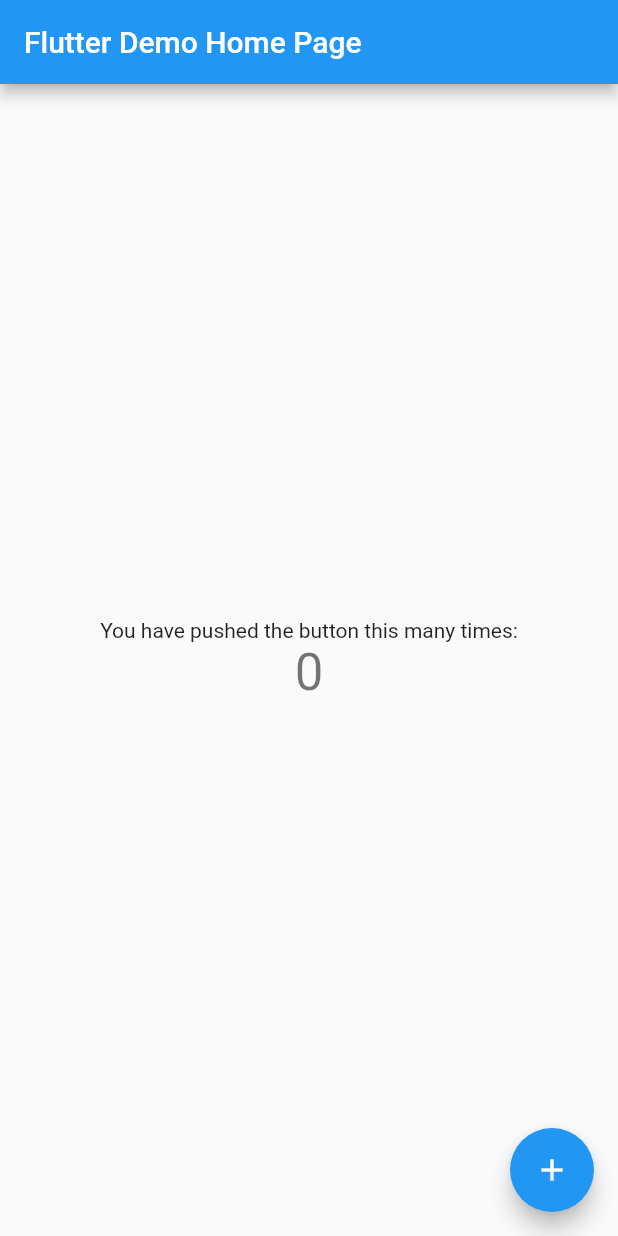
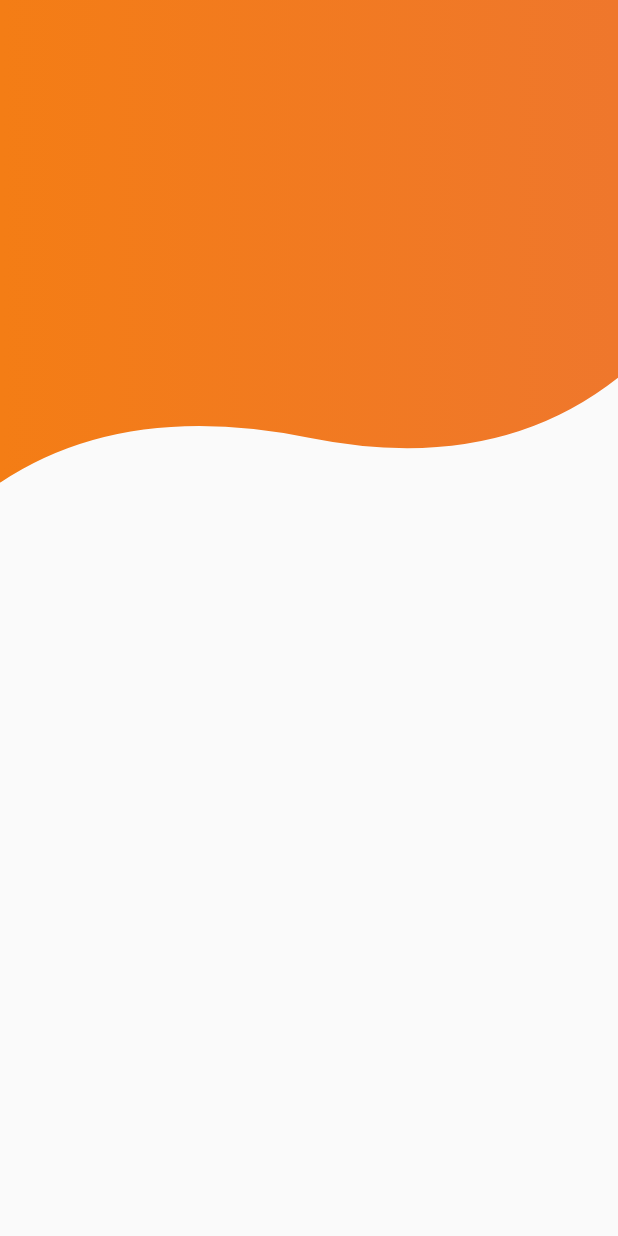
Before and after one commit to mnurtay/flutter_custom_clipper, a Flutter app: the screen it shows after launch, on a phone screen of 412 x 824 dp. Run offline on Flutter 3.47's test engine with Material 2 defaults, Android fonts, the phone set to English and light mode, and no system bars; our stand-ins replace flutter_screenutil.

Commit message:
Custom clipper done

```diff
--- /dev/null
+++ b/lib/custom_shape_clipper.dart
@@ -0,0 +1,34 @@
+import 'package:flutter/material.dart';
+
+class CustomShapeClipper extends CustomClipper<Path> {
+  @override
+  Path getClip(Size size) {
+    final Path path = Path();
+    path.lineTo(0.0, size.height);
+
+    var firstEndPoint = Offset(size.width * .5, size.height - 30);
+    var firstControlPoint = Offset(size.width * .2, size.height - 55);
+    path.quadraticBezierTo(
+      firstControlPoint.dx,
+      firstControlPoint.dy,
+      firstEndPoint.dx,
+      firstEndPoint.dy,
+    );
+    var secondEndPoint = Offset(size.width, size.height - 70);
+    var secondControlPoint = Offset(size.width * .8, size.height - 5);
+    path.quadraticBezierTo(
+      secondControlPoint.dx,
+      secondControlPoint.dy,
+      secondEndPoint.dx,
+      secondEndPoint.dy,
+    );
+
+    path.lineTo(size.width, size.height);
+    path.lineTo(size.width, 0.0);
+    path.close();
+    return path;
+  }
+
+  @override
+  bool shouldReclip(CustomClipper oldClipper) => true;
+}
--- a/lib/main.dart
+++ b/lib/main.dart
@@ -1,111 +1,59 @@
 import 'package:flutter/material.dart';
+import 'package:flutter_screenutil/flutter_screenutil.dart';
+import 'package:flutter_ui_example/custom_shape_clipper.dart';
 
 void main() => runApp(MyApp());
 
 class MyApp extends StatelessWidget {
-  // This widget is the root of your application.
   @override
   Widget build(BuildContext context) {
     return MaterialApp(
-      title: 'Flutter Demo',
-      theme: ThemeData(
-        // This is the theme of your application.
-        //
-        // Try running your application with "flutter run". You'll see the
-        // application has a blue toolbar. Then, without quitting the app, try
-        // changing the primarySwatch below to Colors.green and then invoke
-        // "hot reload" (press "r" in the console where you ran "flutter run",
-        // or simply save your changes to "hot reload" in a Flutter IDE).
-        // Notice that the counter didn't reset back to zero; the application
-        // is not restarted.
-        primarySwatch: Colors.blue,
-      ),
-      home: MyHomePage(title: 'Flutter Demo Home Page'),
+      title: 'Flight List Mock Up',
+      debugShowCheckedModeBanner: false,
+      home: HomeScreen(),
     );
   }
 }
 
-class MyHomePage extends StatefulWidget {
-  MyHomePage({Key key, this.title}) : super(key: key);
+Color firstColor = Color(0xFFF47D15);
+Color secondColor = Color(0xFFEF772C);
 
-  // This widget is the home page of your application. It is stateful, meaning
-  // that it has a State object (defined below) that contains fields that affect
-  // how it looks.
-
-  // This class is the configuration for the state. It holds the values (in this
-  // case the title) provided by the parent (in this case the App widget) and
-  // used by the build method of the State. Fields in a Widget subclass are
-  // always marked "final".
-
-  final String title;
-
-  @override
-  _MyHomePageState createState() => _MyHomePageState();
-}
-
-class _MyHomePageState extends State<MyHomePage> {
-  int _counter = 0;
-
-  void _incrementCounter() {
-    setState(() {
-      // This call to setState tells the Flutter framework that something has
-      // changed in this State, which causes it to rerun the build method below
-      // so that the display can reflect the updated values. If we changed
-      // _counter without calling setState(), then the build method would not be
-      // called again, and so nothing would appear to happen.
-      _counter++;
-    });
-  }
-
+class HomeScreen extends StatelessWidget {
   @override
   Widget build(BuildContext context) {
-    // This method is rerun every time setState is called, for instance as done
-    // by the _incrementCounter method above.
-    //
-    // The Flutter framework has been optimized to make rerunning build methods
-    // fast, so that you can just rebuild anything that needs updating rather
-    // than having to individually change instances of widgets.
     return Scaffold(
-      appBar: AppBar(
-        // Here we take the value from the MyHomePage object that was created by
-        // the App.build method, and use it to set our appbar title.
-        title: Text(widget.title),
+      body: Column(
+        children: <Widget>[
+          HomeScreenTopPart(),
+        ],
       ),
-      body: Center(
-        // Center is a layout widget. It takes a single child and positions it
-        // in the middle of the parent.
-        child: Column(
-          // Column is also layout widget. It takes a list of children and
-          // arranges them vertically. By default, it sizes itself to fit its
-          // children horizontally, and tries to be as tall as its parent.
-          //
-          // Invoke "debug painting" (press "p" in the console, choose the
-          // "Toggle Debug Paint" action from the Flutter Inspector in Android
-          // Studio, or the "Toggle Debug Paint" command in Visual Studio Code)
-          // to see the wireframe for each widget.
-          //
-          // Column has various properties to control how it sizes itself and
-          // how it positions its children. Here we use mainAxisAlignment to
-          // center the children vertically; the main axis here is the vertical
-          // axis because Columns are vertical (the cross axis would be
-          // horizontal).
-          mainAxisAlignment: MainAxisAlignment.center,
-          children: <Widget>[
-            Text(
-              'You have pushed the button this many times:',
-            ),
-            Text(
-              '$_counter',
-              style: Theme.of(context).textTheme.display1,
-            ),
-          ],
-        ),
-      ),
-      floatingActionButton: FloatingActionButton(
-        onPressed: _incrementCounter,
-        tooltip: 'Increment',
-        child: Icon(Icons.add),
-      ), // This trailing comma makes auto-formatting nicer for build methods.
     );
   }
 }
+
+class HomeScreenTopPart extends StatefulWidget {
+  @override
+  _HomeScreenTopPartState createState() => _HomeScreenTopPartState();
+}
+
+class _HomeScreenTopPartState extends State<HomeScreenTopPart> {
+  @override
+  Widget build(BuildContext context) {
+    ScreenUtil.instance =
+        ScreenUtil(width: 828, height: 1792, allowFontScaling: true)
+          ..init(context);
+    return Stack(
+      children: <Widget>[
+        ClipPath(
+          clipper: CustomShapeClipper(),
+          child: Container(
+            height: ScreenUtil.getInstance().setHeight(700),
+            decoration: BoxDecoration(
+              gradient: LinearGradient(colors: [firstColor, secondColor]),
+            ),
+          ),
+        )
+      ],
+    );
+  }
+}
```
Also changed, not shown: pubspec.yaml (+18 -45 lines), assets/fonts/OpenSans-Light.ttf (added), assets/fonts/OpenSans-Regular.ttf (added), assets/fonts/OpenSans-SemiBold.ttf (added), assets/fonts/Oxygen-Bold.ttf (added), assets/fonts/Oxygen-Light.ttf (added), assets/fonts/Oxygen-Regular.ttf (added), assets/fonts/Raleway-Regular.ttf (added), assets/fonts/Raleway-SemiBold.ttf (added), pubspec.lock, 1 other file.
